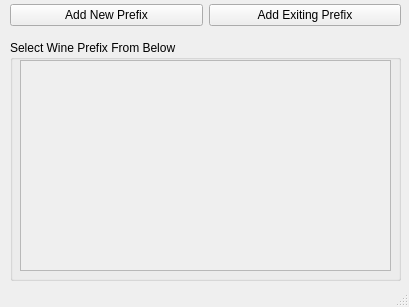
Old version of the form ui/main.ui in the repository qasem-talaee/wine-pyqt5.
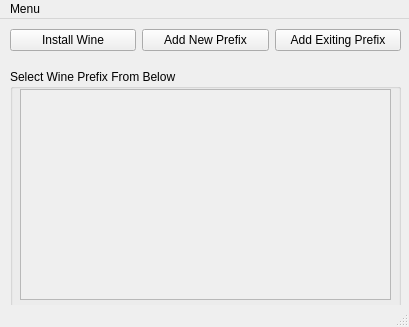
New version of the form. Icons and pictures are not drawn.

Patch:
```diff
--- a/ui/main.ui
+++ b/ui/main.ui
@@ -7,7 +7,7 @@
     <x>0</x>
     <y>0</y>
     <width>409</width>
-    <height>307</height>
+    <height>327</height>
    </rect>
   </property>
   <property name="windowTitle">
@@ -23,10 +23,27 @@
       <x>10</x>
       <y>0</y>
       <width>391</width>
-      <height>31</height>
+      <height>42</height>
      </rect>
     </property>
     <layout class="QHBoxLayout" name="horizontalLayout">
+     <item>
+      <widget class="QPushButton" name="pushButton_3">
+       <property name="text">
+        <string>Install Wine</string>
+       </property>
+       <property name="icon">
+        <iconset resource="res.qrc">
+         <normaloff>:/newPrefix/icons/icons8-software-installer-96.png</normaloff>:/newPrefix/icons/icons8-software-installer-96.png</iconset>
+       </property>
+       <property name="iconSize">
+        <size>
+         <width>32</width>
+         <height>32</height>
+        </size>
+       </property>
+      </widget>
+     </item>
      <item>
       <widget class="QPushButton" name="pushButton_2">
        <property name="styleSheet">
@@ -35,6 +52,16 @@
        <property name="text">
         <string>Add New Prefix</string>
        </property>
+       <property name="icon">
+        <iconset resource="res.qrc">
+         <normaloff>:/newPrefix/icons/icons8-add-new-100.png</normaloff>:/newPrefix/icons/icons8-add-new-100.png</iconset>
+       </property>
+       <property name="iconSize">
+        <size>
+         <width>32</width>
+         <height>32</height>
+        </size>
+       </property>
       </widget>
      </item>
      <item>
@@ -45,6 +72,16 @@
        <property name="text">
         <string>Add Exiting Prefix</string>
        </property>
+       <property name="icon">
+        <iconset resource="res.qrc">
+         <normaloff>:/newPrefix/icons/icons8-add-tag-64.png</normaloff>:/newPrefix/icons/icons8-add-tag-64.png</iconset>
+       </property>
+       <property name="iconSize">
+        <size>
+         <width>32</width>
+         <height>32</height>
+        </size>
+       </property>
       </widget>
      </item>
     </layout>
@@ -53,7 +90,7 @@
     <property name="geometry">
      <rect>
       <x>10</x>
-      <y>40</y>
+      <y>50</y>
       <width>391</width>
       <height>241</height>
      </rect>
@@ -98,6 +135,13 @@
      <height>21</height>
     </rect>
    </property>
+   <widget class="QMenu" name="menuAbout_Me">
+    <property name="title">
+     <string>Menu</string>
+    </property>
+    <addaction name="actionAbout_Me"/>
+   </widget>
+   <addaction name="menuAbout_Me"/>
   </widget>
   <widget class="QStatusBar" name="statusbar"/>
  </widget>
```
Left out of the diff: 9 changed lines with no effect on the pictures.
